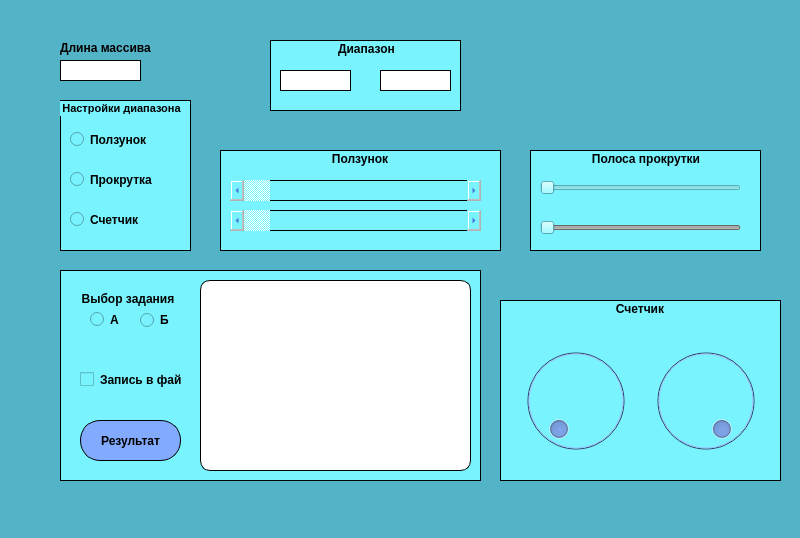
The window that mainwindow.ui (DenisKudryavcev/PracticalTask) describes before a commit, drawn with Qt 5.
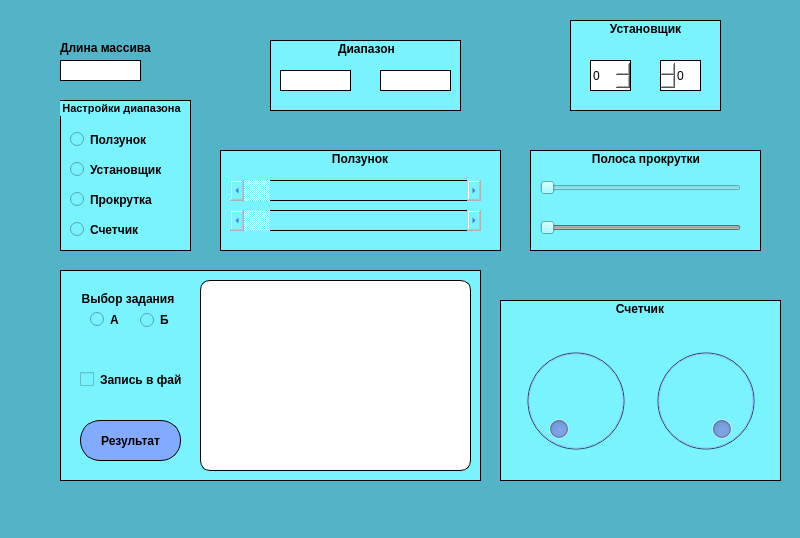
The same window after the commit. Icons and pictures are not drawn.

Commit message: Добавлен объект установщик для задания диапазона

```diff
--- a/mainwindow.ui
+++ b/mainwindow.ui
@@ -284,7 +284,7 @@
      <property name="geometry">
       <rect>
        <x>10</x>
-       <y>70</y>
+       <y>90</y>
        <width>84</width>
        <height>19</height>
       </rect>
@@ -310,7 +310,7 @@
      <property name="geometry">
       <rect>
        <x>10</x>
-       <y>110</y>
+       <y>120</y>
        <width>84</width>
        <height>19</height>
       </rect>
@@ -332,6 +332,32 @@
       <string>Счетчик</string>
      </property>
     </widget>
+    <widget class="QRadioButton" name="radioButtonSpin">
+     <property name="geometry">
+      <rect>
+       <x>10</x>
+       <y>60</y>
+       <width>101</width>
+       <height>19</height>
+      </rect>
+     </property>
+     <property name="font">
+      <font>
+       <weight>75</weight>
+       <bold>true</bold>
+      </font>
+     </property>
+     <property name="cursor">
+      <cursorShape>PointingHandCursor</cursorShape>
+     </property>
+     <property name="styleSheet">
+      <string notr="true">border: 0px solid #000000;
+color: rgb(0, 0, 0)</string>
+     </property>
+     <property name="text">
+      <string>Установщик</string>
+     </property>
+    </widget>
    </widget>
    <widget class="QGroupBox" name="groupBoxRanges">
     <property name="enabled">
@@ -629,6 +655,83 @@
      </property>
     </widget>
    </widget>
+   <widget class="QGroupBox" name="groupBoxSpins">
+    <property name="enabled">
+     <bool>false</bool>
+    </property>
+    <property name="geometry">
+     <rect>
+      <x>570</x>
+      <y>20</y>
+      <width>151</width>
+      <height>91</height>
+     </rect>
+    </property>
+    <property name="font">
+     <font>
+      <weight>75</weight>
+      <bold>true</bold>
+     </font>
+    </property>
+    <property name="styleSheet">
+     <string notr="true">border: 1px solid #000000;
+color: rgb(0, 0, 0);
+background: rgb(121, 244, 255)</string>
+    </property>
+    <property name="title">
+     <string>Установщик</string>
+    </property>
+    <property name="alignment">
+     <set>Qt::AlignCenter</set>
+    </property>
+    <widget class="QSpinBox" name="spinBoxPozitive">
+     <property name="geometry">
+      <rect>
+       <x>20</x>
+       <y>40</y>
+       <width>41</width>
+       <height>31</height>
+      </rect>
+     </property>
+     <property name="styleSheet">
+      <string notr="true">background: rgb(255, 255, 255)</string>
+     </property>
+    </widget>
+    <widget class="QSpinBox" name="spinBoxNigative">
+     <property name="geometry">
+      <rect>
+       <x>90</x>
+       <y>40</y>
+       <width>41</width>
+       <height>31</height>
+      </rect>
+     </property>
+     <property name="layoutDirection">
+      <enum>Qt::RightToLeft</enum>
+     </property>
+     <property name="autoFillBackground">
+      <bool>false</bool>
+     </property>
+     <property name="styleSheet">
+      <string notr="true">background: rgb(255, 255, 255)</string>
+     </property>
+     <property name="buttonSymbols">
+      <enum>QAbstractSpinBox::UpDownArrows</enum>
+     </property>
+     <property name="minimum">
+      <number>-200</number>
+     </property>
+     <property name="maximum">
+      <number>0</number>
+     </property>
+     <property name="singleStep">
+      <number>1</number>
+     </property>
+     <property name="value">
+      <number>0</number>
+     </property>
+    </widget>
+   </widget>
   </widget>
   <widget class="QMenuBar" name="menubar">
    <property name="geometry">
```
The commit also changes 2 other files.
